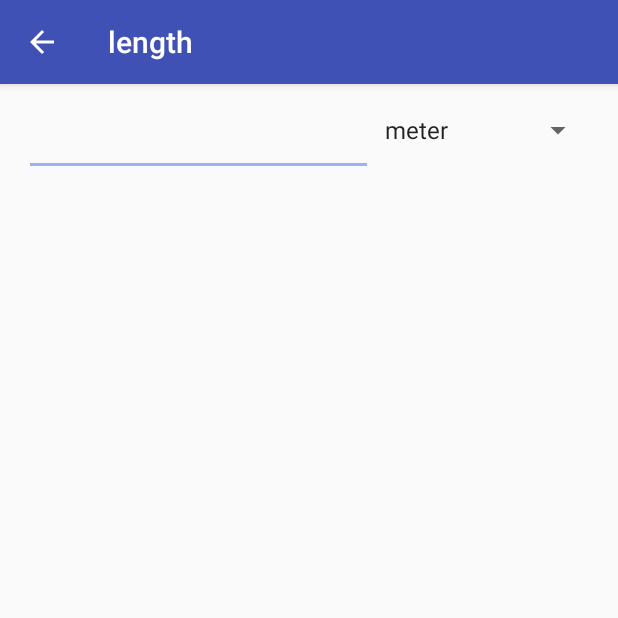
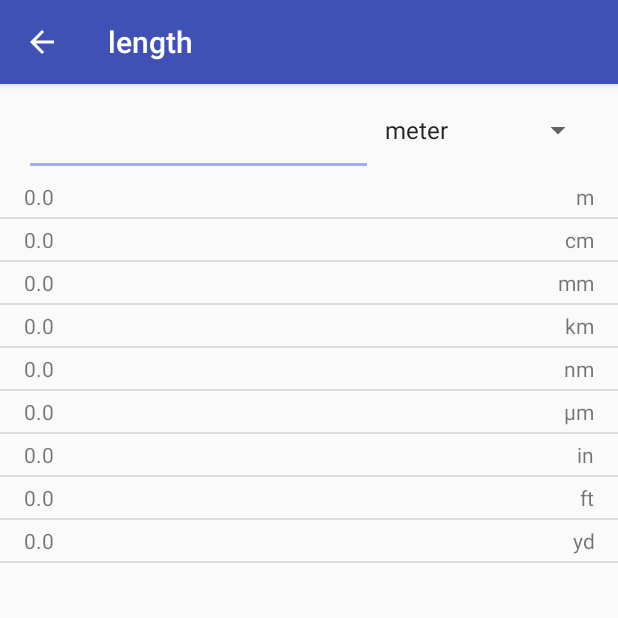
Before and after one commit to Soharash/direwolf, an Android app: the screen it shows after launch (ConversionActivity), after a tap on "length", on a phone screen of 412 x 824 dp, the top half of it. Run offline under Robolectric (Android 15) with nearby library versions, the phone set to English and light mode, and no system bars.

Commit message:
Conversion recycler view row designed, closed #30; Filled conversion recycler view with data, closed #33; Converter improved with convert all; Divider added to conversion recycler view

```diff
--- a/app/src/main/java/com/soharatech/unitconverter/data/Converter.java
+++ b/app/src/main/java/com/soharatech/unitconverter/data/Converter.java
@@ -1,5 +1,6 @@
 package com.soharatech.unitconverter.data;
 
+import java.util.ArrayList;
 import java.util.List;
 import java.util.Map;
 import java.util.TreeMap;
@@ -7,9 +8,12 @@ import java.util.TreeMap;
 public class Converter{
 
 	Map<Unit, Map<Unit, Double>> mRates;
+	List<Unit> mUnits;
 
 
 	public Converter(){
+		mRates = new TreeMap<>();
+		mUnits = new ArrayList<>();
 	}
 
 
@@ -18,14 +22,36 @@ public class Converter{
 	}
 
 
+	public List<Conversion> convertAll(double measure, Unit from){
+		List<Conversion> conversions = new ArrayList<>();
+		for(Unit unit : mUnits){
+			double rate = convert(measure, from, unit);
+			conversions.add(new Conversion(from, unit, rate));
+		}
+		return conversions;
+	}
+
+
 	public double convert(double measure, Unit from, Unit to){
+		if(from.equals(to)){
+			return measure;
+		}
 		double primeRate = 0;
-		if(mRates.containsKey(from) && mRates.get(from).containsKey(to)){
-			primeRate = mRates.get(from).get(to);
+		Unit fromPrime = from.getPrime() == null ? from : from.getPrime();
+		Unit toPrime = to.getPrime() == null ? to : to.getPrime();
+		if(mRates.containsKey(fromPrime) && mRates.get(fromPrime).containsKey(toPrime)){
+			primeRate = mRates.get(fromPrime).get(toPrime);
+		} else if(mRates.containsKey(toPrime) && mRates.get(toPrime).containsKey(fromPrime)){
+			primeRate = 1.0 / mRates.get(toPrime).get(fromPrime);
 		} else{
-			primeRate = 1.0 / mRates.get(to).get(from);
+			primeRate = 1;
 		}
-		return measure * primeRate * to.getRate() / from.getRate();
+		return measure * primeRate * from.getRate() / to.getRate();
+	}
+
+
+	public void setUnits(List<Unit> units){
+		mUnits = units;
 	}
 
 
--- a/app/src/main/java/com/soharatech/unitconverter/data/Unit.java
+++ b/app/src/main/java/com/soharatech/unitconverter/data/Unit.java
@@ -83,6 +83,21 @@ public class Unit implements Comparable<Unit>{
 
 
 	@Override
+	public boolean equals(Object obj){
+		if(!obj.getClass().equals(Unit.class)){
+			return false;
+		}
+		if(obj.hashCode() == hashCode()) return true;
+		Unit unit = (Unit) obj;
+		return unit.getId() == getId() &&
+				unit.getName().equals(getName()) &&
+				unit.getRate() == getRate() &&
+				unit.getAbbr().equals(getAbbr()) &&
+				unit.getPrime().equals(getPrime());
+	}
+
+
+	@Override
 	public int compareTo(@NonNull Unit o){
 		return o.getId() - getId();
 	}
--- a/app/src/main/java/com/soharatech/unitconverter/ui/conversion/ConversionContract.java
+++ b/app/src/main/java/com/soharatech/unitconverter/ui/conversion/ConversionContract.java
@@ -1,5 +1,6 @@
 package com.soharatech.unitconverter.ui.conversion;
 
+import com.soharatech.unitconverter.data.Conversion;
 import com.soharatech.unitconverter.data.Unit;
 import com.soharatech.unitconverter.ui.BasePresenter;
 import com.soharatech.unitconverter.ui.BaseView;
@@ -12,7 +13,7 @@ interface ConversionContract{
 
 		void setUnitNames(List<String> unitNames);
 
-		void showConversions();
+		void showConversions(List<Conversion> conversions);
 	}
 
 
--- a/app/src/main/java/com/soharatech/unitconverter/ui/conversion/ConversionFragment.java
+++ b/app/src/main/java/com/soharatech/unitconverter/ui/conversion/ConversionFragment.java
@@ -6,9 +6,12 @@ import android.support.annotation.Nullable;
 import android.support.v4.app.Fragment;
 import android.support.v7.widget.AppCompatEditText;
 import android.support.v7.widget.AppCompatSpinner;
+import android.support.v7.widget.DividerItemDecoration;
+import android.support.v7.widget.LinearLayoutManager;
 import android.support.v7.widget.RecyclerView;
 import android.text.Editable;
 import android.text.TextWatcher;
+import android.util.Pair;
 import android.view.LayoutInflater;
 import android.view.View;
 import android.view.ViewGroup;
@@ -16,6 +19,7 @@ import android.widget.AdapterView;
 import android.widget.ArrayAdapter;
 
 import com.soharatech.unitconverter.R;
+import com.soharatech.unitconverter.data.Conversion;
 import com.soharatech.unitconverter.data.Unit;
 
 import java.util.ArrayList;
@@ -28,6 +32,7 @@ public class ConversionFragment extends Fragment implements ConversionContract.V
 	private AppCompatEditText mEditText;
 	private AppCompatSpinner mSpinner;
 	private ArrayAdapter<String> mSpinnerAdapter;
+	private ConversionRecyclerViewAdapter mRecyclerAdapter;
 
 
 	static ConversionFragment newInstance(){
@@ -42,6 +47,7 @@ public class ConversionFragment extends Fragment implements ConversionContract.V
 										  @Nullable Bundle savedInstanceState){
 		View mainView = inflater.inflate(R.layout.conversion_frag, container, false);
 		mRecyclerView = mainView.findViewById(R.id.recycler_view_conversion);
+		setupRecyclerView();
 		mEditText = mainView.findViewById(R.id.edit_text_source_value);
 		setupEditText();
 		mSpinner = mainView.findViewById(R.id.spinner_source_unit);
@@ -57,8 +63,11 @@ public class ConversionFragment extends Fragment implements ConversionContract.V
 	}
 
 
-	private void setupSpinner(){
-		setupSpinner(new ArrayList<String>());
+	private void setupRecyclerView(){
+		mRecyclerAdapter = new ConversionRecyclerViewAdapter();
+		mRecyclerView.setAdapter(mRecyclerAdapter);
+		mRecyclerView.setLayoutManager(new LinearLayoutManager(getContext(), LinearLayoutManager.VERTICAL, false));
+		mRecyclerView.addItemDecoration(new DividerItemDecoration(getContext(), DividerItemDecoration.VERTICAL));
 	}
 
 
@@ -82,6 +91,11 @@ public class ConversionFragment extends Fragment implements ConversionContract.V
 				mPresenter.notifyDecimalChange(decimal);
 			}
 		});
+	}
+
+
+	private void setupSpinner(){
+		setupSpinner(new ArrayList<String>());
 	}
 
 
@@ -119,7 +133,8 @@ public class ConversionFragment extends Fragment implements ConversionContract.V
 
 
 	@Override
-	public void showConversions(){
-
+	public void showConversions(List<Conversion> conversions){
+		mRecyclerAdapter.setDataSource(conversions);
+		mRecyclerAdapter.notifyDataSetChanged();
 	}
 }
--- a/app/src/main/java/com/soharatech/unitconverter/ui/conversion/ConversionPresenter.java
+++ b/app/src/main/java/com/soharatech/unitconverter/ui/conversion/ConversionPresenter.java
@@ -2,7 +2,6 @@ package com.soharatech.unitconverter.ui.conversion;
 
 import android.content.Context;
 
-import com.soharatech.unitconverter.data.Conversion;
 import com.soharatech.unitconverter.data.Converter;
 import com.soharatech.unitconverter.data.Unit;
 import com.soharatech.unitconverter.data.source.ConversionRepository;
@@ -10,8 +9,6 @@ import com.soharatech.unitconverter.data.source.UnitRepository;
 
 import java.util.ArrayList;
 import java.util.List;
-import java.util.Map;
-import java.util.TreeMap;
 
 class ConversionPresenter implements ConversionContract.Presenter{
 
@@ -20,25 +17,33 @@ class ConversionPresenter implements ConversionContract.Presenter{
 	private ConversionContract.View mConversionView;
 	private String mCategory;
 	private Converter mConverter;
+	private Unit mSourceUnit;
+	private double mMeasure;
+	private List<Unit> mUnits;
 
 
 	ConversionPresenter(Context ctx, ConversionContract.View view, String category){
 		mCategory = category;
 		mConversionRepository = new ConversionRepository(ctx, mCategory);
 		mUnitRepository = new UnitRepository(ctx, mCategory);
+		mUnits = mUnitRepository.getAll();
+
+		mConverter = new Converter();
+		mConverter.setUnits(mUnits);
+		mConverter.inflate(mConversionRepository.getAll());
+		mSourceUnit = mUnits.get(0);
+		mMeasure = 0;
+
 		mConversionView = view;
 		mConversionView.setPresenter(this);
-		mConverter = new Converter();
-		mConverter.inflate(mConversionRepository.getAll());
 	}
 
 
 	@Override
 	public void start(){
 		// TODO: add getAllNames to repository
-		List<Unit> units = mUnitRepository.getAll();
 		List<String> unitNames = new ArrayList<>();
-		for(Unit unit : units){
+		for(Unit unit : mUnits){
 			unitNames.add(unit.getName());
 		}
 		mConversionView.setUnitNames(unitNames);
@@ -47,13 +52,15 @@ class ConversionPresenter implements ConversionContract.Presenter{
 
 	@Override
 	public void notifyDecimalChange(String decimal){
-
+		mMeasure = Double.valueOf(decimal);
+		mConversionView.showConversions(mConverter.convertAll(mMeasure, mSourceUnit));
 	}
 
 
 	@Override
 	public void notifyUnitChange(int position){
-
+		mSourceUnit = mUnits.get(position);
+		mConversionView.showConversions(mConverter.convertAll(mMeasure, mSourceUnit));
 	}
 
 
--- /dev/null
+++ b/app/src/main/java/com/soharatech/unitconverter/ui/conversion/ConversionRecyclerViewAdapter.java
@@ -0,0 +1,73 @@
+package com.soharatech.unitconverter.ui.conversion;
+
+import android.support.annotation.NonNull;
+import android.support.v7.widget.RecyclerView;
+import android.util.Pair;
+import android.view.LayoutInflater;
+import android.view.View;
+import android.view.ViewGroup;
+import android.widget.TextView;
+
+import com.soharatech.unitconverter.R;
+import com.soharatech.unitconverter.data.Conversion;
+import com.soharatech.unitconverter.data.Unit;
+
+import java.util.ArrayList;
+import java.util.List;
+
+class ConversionRecyclerViewAdapter extends RecyclerView.Adapter<ConversionView>{
+
+	private List<Conversion> mDataSource = new ArrayList<>();
+
+
+	@NonNull
+	@Override
+	public ConversionView onCreateViewHolder(@NonNull ViewGroup viewGroup, int i){
+		View view = LayoutInflater.from(viewGroup.getContext())
+				.inflate(R.layout.conversion_recycler_row, viewGroup, false);
+		return new ConversionView(view);
+	}
+
+
+	@Override
+	public void onBindViewHolder(@NonNull ConversionView conversionView, int i){
+		conversionView.setMeasure(mDataSource.get(i).getRate());
+		conversionView.setUnitAbbr(mDataSource.get(i).getTo().getAbbr());
+	}
+
+
+	@Override
+	public int getItemCount(){
+		return mDataSource.size();
+	}
+
+
+	public void setDataSource(List<Conversion> dataSource){
+		mDataSource = dataSource;
+	}
+}
+
+
+class ConversionView extends RecyclerView.ViewHolder{
+
+	private TextView mMeasure;
+	private TextView mUnitAbbr;
+
+
+	public ConversionView(@NonNull View itemView){
+		super(itemView);
+		mMeasure = itemView.findViewById(R.id.text_view_conversion_value);
+		mUnitAbbr = itemView.findViewById(R.id.text_view_conversion_unit);
+	}
+
+
+	public void setMeasure(Double d){
+		String measure = String.valueOf(d);
+		mMeasure.setText(measure);
+	}
+
+
+	public void setUnitAbbr(String abbr){
+		mUnitAbbr.setText(abbr);
+	}
+}
--- /dev/null
+++ b/app/src/main/res/drawable/shape_recycler_view_divider.xml
@@ -0,0 +1,6 @@
+<?xml version="1.0" encoding="utf-8"?>
+<shape xmlns:android="http://schemas.android.com/apk/res/android"
+    android:shape="rectangle">
+    <size android:height="1dp"/>
+    <solid android:color="@color/black_99"/>
+</shape>
--- a/app/src/main/res/layout/conversion_frag.xml
+++ b/app/src/main/res/layout/conversion_frag.xml
@@ -16,8 +16,8 @@
             android:layout_alignParentTop="true"
             android:layout_marginStart="@dimen/activity_horizontal_margin"
             android:layout_marginTop="@dimen/activity_vertical_margin"
-            android:inputType="numberDecimal"
-            android:layout_toStartOf="@+id/spinner_source_unit"/>
+            android:layout_toStartOf="@+id/spinner_source_unit"
+            android:inputType="numberDecimal"/>
 
         <android.support.v7.widget.AppCompatSpinner
             android:id="@+id/spinner_source_unit"
@@ -35,7 +35,5 @@
         android:layout_height="wrap_content"
         android:layout_alignParentBottom="true"
         android:layout_below="@+id/top_layout_conversion"
-        android:layout_marginEnd="@dimen/activity_horizontal_margin"
-        android:layout_marginStart="@dimen/activity_horizontal_margin"
         android:orientation="vertical"/>
 </RelativeLayout>
--- a/app/src/main/res/layout/conversion_recycler_row.xml
+++ b/app/src/main/res/layout/conversion_recycler_row.xml
@@ -1,7 +1,11 @@
 <?xml version="1.0" encoding="utf-8"?>
 <RelativeLayout xmlns:android="http://schemas.android.com/apk/res/android"
     android:layout_width="match_parent"
-    android:layout_height="match_parent">
+    android:layout_height="wrap_content"
+    android:paddingTop="4dp"
+    android:paddingBottom="4dp"
+    android:paddingStart="@dimen/activity_horizontal_margin"
+    android:paddingEnd="@dimen/activity_horizontal_margin">
 
     <android.support.v7.widget.AppCompatTextView
         android:id="@+id/text_view_conversion_value"
@@ -9,9 +13,9 @@
         android:layout_height="wrap_content"
         android:layout_alignParentStart="true"
         android:layout_centerVertical="true"
-        android:text="value"
         android:layout_marginEnd="@dimen/activity_horizontal_margin_half"
-        android:layout_toStartOf="@+id/text_view_conversion_unit"/>
+        android:layout_toStartOf="@+id/text_view_conversion_unit"
+        android:text="value"/>
 
     <android.support.v7.widget.AppCompatTextView
         android:id="@+id/text_view_conversion_unit"
@@ -20,7 +24,7 @@
         android:layout_alignParentEnd="true"
         android:layout_centerVertical="true"
         android:layout_marginStart="@dimen/activity_horizontal_margin_half"
-        android:textAlignment="textEnd"
-        android:text="unit"/>
+        android:text="unit"
+        android:textAlignment="textEnd"/>
 
 </RelativeLayout>
--- a/app/src/main/res/values/colors.xml
+++ b/app/src/main/res/values/colors.xml
@@ -3,4 +3,7 @@
     <color name="colorPrimary">#3F51B5</color>
     <color name="colorPrimaryDark">#303F9F</color>
     <color name="colorAccent">#a1aef2</color>
+
+    <color name="black">#000</color>
+    <color name="black_99">#9000</color>
 </resources>
```
Also changed, not shown: app/src/main/assets/conversion.sqlite, 1 other file.
